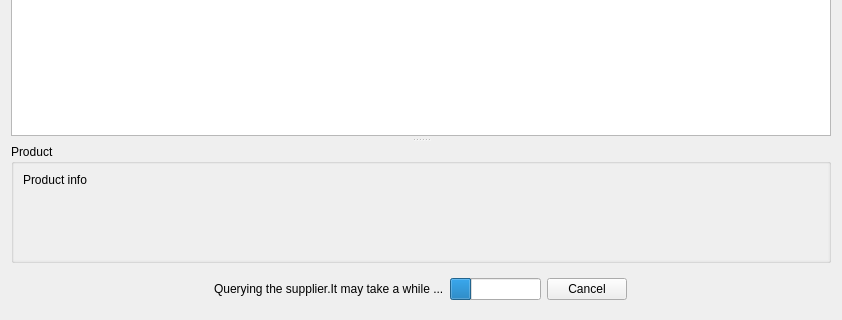
Qt form ui/main.ui (kybu/electronic-components-panel) before a commit; both pictures show x 0 to 842 and y 174 to 494 of the 842 by 494 pixel window.
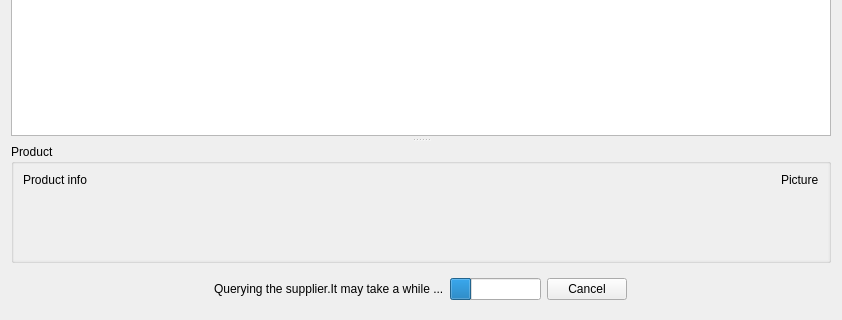
The same form after that commit.

Commit message: Showing a product picture in the product info section.

The edit to the form file:
```diff
--- a/ui/main.ui
+++ b/ui/main.ui
@@ -176,11 +176,28 @@
           </property>
           <layout class="QVBoxLayout" name="verticalLayout_3">
            <item>
+            <layout class="QHBoxLayout" name="horizontalLayout_3" stretch="1,0">
+             <item>
             <widget class="QLabel" name="productInfoL">
              <property name="text">
               <string>Product info</string>
              </property>
-            </widget>
+               <property name="alignment">
+                <set>Qt::AlignLeading|Qt::AlignLeft|Qt::AlignTop</set>
+               </property>
+              </widget>
+             </item>
+             <item>
+              <widget class="QLabel" name="productPictureL">
+               <property name="text">
+                <string>Picture</string>
+               </property>
+               <property name="alignment">
+                <set>Qt::AlignLeading|Qt::AlignLeft|Qt::AlignTop</set>
+               </property>
+              </widget>
+             </item>
+            </layout>
            </item>
            <item>
             <spacer name="verticalSpacer">
```
Left out of the diff: 3 changed lines with no effect on the pictures. Lines whose indentation alone changed are shown as unchanged. The commit also changes 4 other files.
